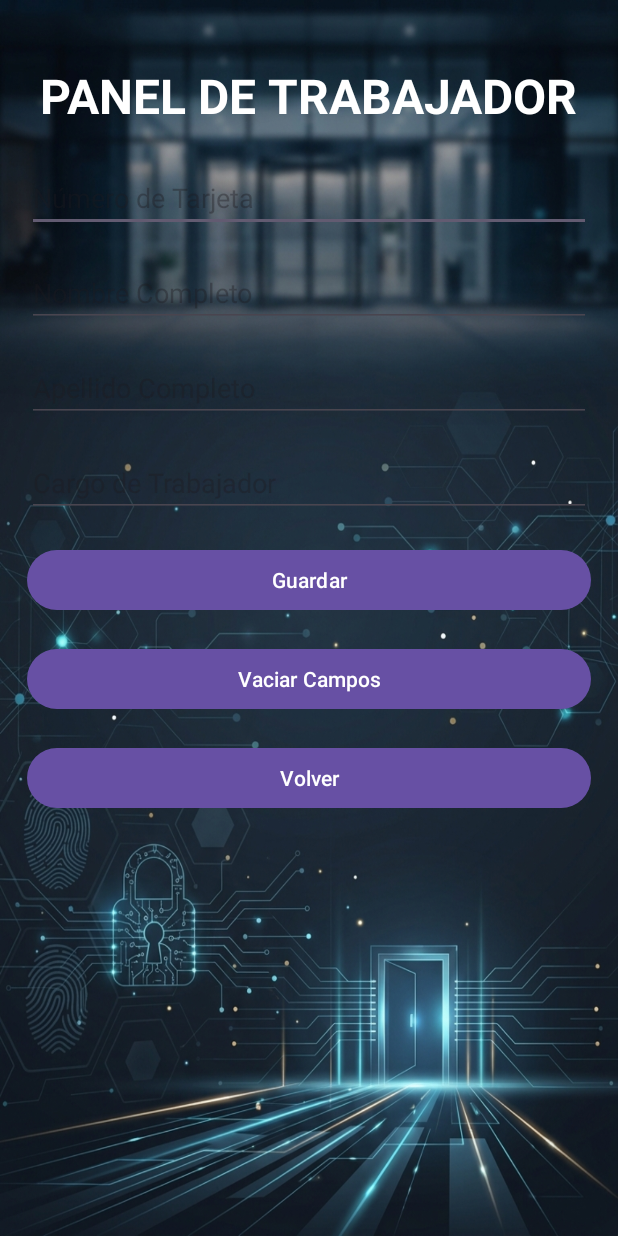
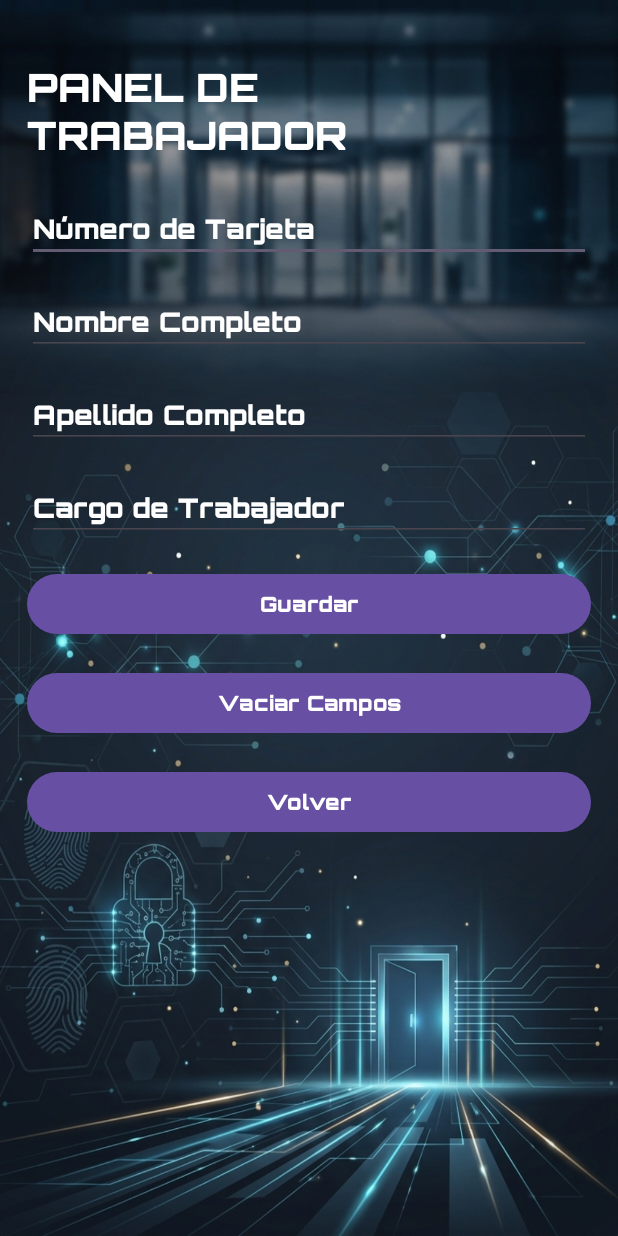
Before and after one commit to DDWestAdmin/sistema-de-control, an Android app: the trabajadorActivity screen opened directly, with no data from a screen before it, on a phone screen of 412 x 824 dp. Run offline under Robolectric (Android 15) with nearby library versions, the phone set to English and light mode, and no system bars; our stand-ins replace Firebase (no records; nobody signed in at launch, a user with empty details on screens opened directly).

Commit message:
añadido cambio de font y color de texto de app

```diff
--- a/app/src/main/res/layout/activity_historial.xml
+++ b/app/src/main/res/layout/activity_historial.xml
@@ -14,8 +14,9 @@
         android:layout_gravity="center_horizontal"
         android:layout_marginTop="24dp"
         android:text="HISTORIAL DE REGISTRO"
+        android:fontFamily="@font/orbitron_black"
         android:textColor="@color/white"
-        android:textSize="32dp"
+        android:textSize="26dp"
         android:textStyle="bold"/>
 
     <ScrollView
@@ -30,6 +31,7 @@
             android:layout_height="wrap_content"
             android:textSize="12dp"
             android:textColor="@color/white"
+            android:fontFamily="@font/orbitron_black"
             android:lineSpacingExtra="8dp"/>
     </ScrollView>
 
@@ -37,5 +39,6 @@
         android:id="@+id/etvolvertarjetas"
         android:layout_width="match_parent"
         android:layout_height="wrap_content"
+        android:fontFamily="@font/orbitron_black"
         android:text="Volver"/>
 </LinearLayout>
--- a/app/src/main/res/layout/activity_trabajador.xml
+++ b/app/src/main/res/layout/activity_trabajador.xml
@@ -13,7 +13,8 @@
         android:layout_height="wrap_content"
         android:text="PANEL DE TRABAJADOR"
         android:textColor="@color/white"
-        android:textSize="32dp"
+        android:fontFamily="@font/orbitron_black"
+        android:textSize="26dp"
         android:textStyle="bold"
         android:layout_gravity="center_horizontal"
         android:layout_marginTop="24dp"
@@ -24,6 +25,9 @@
         android:layout_height="wrap_content"
         android:layout_width="match_parent"
         android:hint="Número de Tarjeta"
+        android:textColor="@color/white"
+        android:textColorHint="@color/white"
+        android:fontFamily="@font/orbitron_black"
         android:inputType="text"
         android:layout_marginBottom="18dp"/>
 
@@ -32,6 +36,9 @@
         android:layout_height="wrap_content"
         android:layout_width="match_parent"
         android:hint="Nombre Completo"
+        android:textColor="@color/white"
+        android:textColorHint="@color/white"
+        android:fontFamily="@font/orbitron_black"
         android:inputType="text"
         android:layout_marginBottom="18dp"/>
 
@@ -40,6 +47,9 @@
         android:layout_height="wrap_content"
         android:layout_width="match_parent"
         android:hint="Apellido Completo"
+        android:textColor="@color/white"
+        android:textColorHint="@color/white"
+        android:fontFamily="@font/orbitron_black"
         android:inputType="text"
         android:layout_marginBottom="18dp"/>
 
@@ -48,6 +58,9 @@
         android:layout_height="wrap_content"
         android:layout_width="match_parent"
         android:hint="Cargo de Trabajador"
+        android:textColor="@color/white"
+        android:textColorHint="@color/white"
+        android:fontFamily="@font/orbitron_black"
         android:inputType="text"
         android:layout_marginBottom="18dp"/>
 
@@ -56,6 +69,7 @@
         android:layout_height="wrap_content"
         android:layout_width="match_parent"
         android:text="Guardar"
+        android:fontFamily="@font/orbitron_black"
         android:layout_marginBottom="18dp"/>
 
     <Button
@@ -63,6 +77,7 @@
         android:layout_height="wrap_content"
         android:layout_width="match_parent"
         android:text="Vaciar Campos"
+        android:fontFamily="@font/orbitron_black"
         android:layout_marginBottom="18dp"/>
 
     <Button
@@ -70,5 +85,6 @@
         android:layout_height="wrap_content"
         android:layout_width="match_parent"
         android:text="Volver"
+        android:fontFamily="@font/orbitron_black"
         android:layout_marginBottom="18dp"/>
 </LinearLayout>
```
Also changed, not shown: app/src/main/res/layout/activity_login.xml (+11 -1 lines), app/src/main/res/layout/activity_main.xml (+9 -3 lines), app/src/main/res/layout/activity_tarjetas.xml (+7 -2 lines), app/src/main/res/font/orbitron_black.ttf (added).
